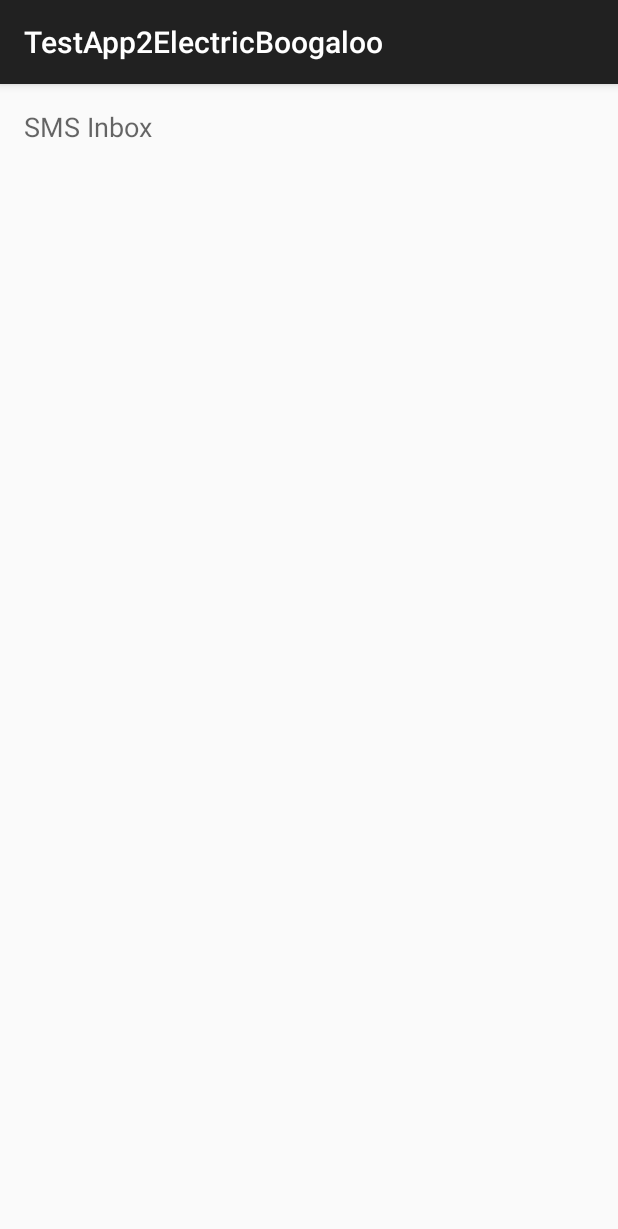
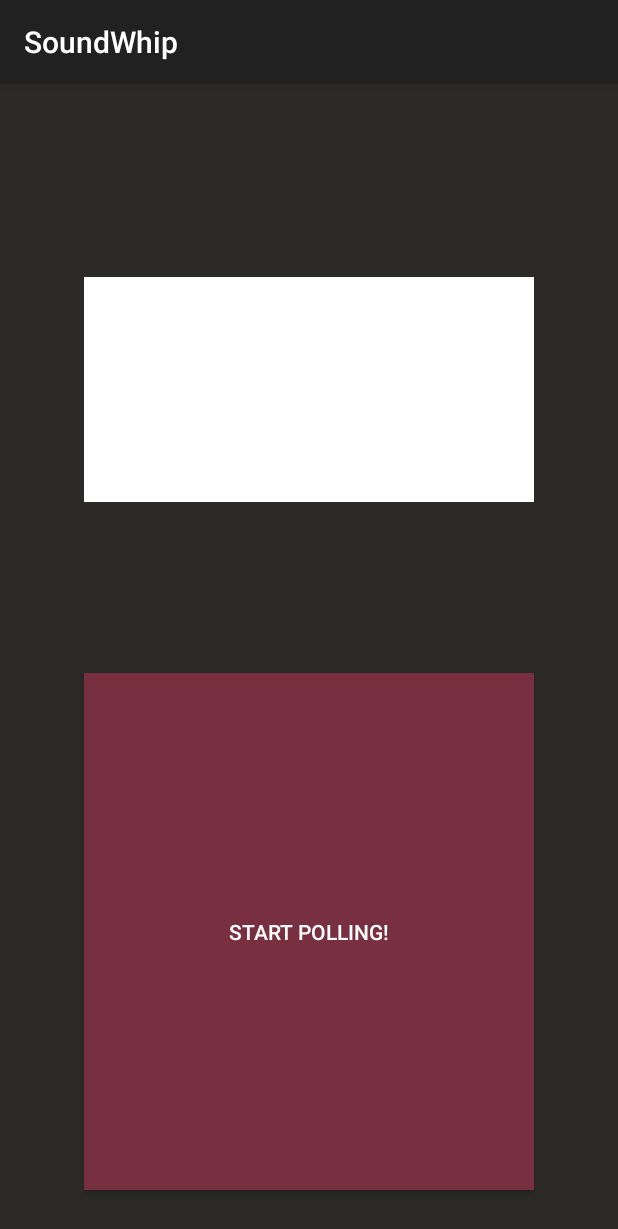
Before and after one commit to CyberNinja89/SoundWhip, an Android app: the screen it shows after launch (MainActivity), on a phone screen of 412 x 824 dp. Shown: the top 1229 px of the screen. Run offline under Robolectric (Android 15) with nearby library versions, the phone set to English and light mode, and no system bars; 5 statements that could not run were skipped.

Commit message:
layout updates to activity_main

```diff
--- a/app/src/main/res/layout/activity_main.xml
+++ b/app/src/main/res/layout/activity_main.xml
@@ -1,24 +1,47 @@
-<RelativeLayout xmlns:android="http://schemas.android.com/apk/res/android"
-    xmlns:tools="http://schemas.android.com/tools" android:layout_width="match_parent"
-    android:layout_height="match_parent" android:paddingLeft="@dimen/activity_horizontal_margin"
-    android:paddingRight="@dimen/activity_horizontal_margin"
-    android:paddingTop="@dimen/activity_vertical_margin"
-    android:paddingBottom="@dimen/activity_vertical_margin" tools:context=".MainActivity">
+<LinearLayout
+    xmlns:android="http://schemas.android.com/apk/res/android"
+    xmlns:tools="http://schemas.android.com/tools"
+    android:orientation="vertical"
+    android:layout_width="match_parent"
+    android:layout_height="match_parent"
+    tools:context="com.renegade.audio.audiochain.MainActivity"
+    android:weightSum="1"
+    android:gravity="center_vertical|center_horizontal"
+    android:background="#2C2A29">
 
-    <TextView
-        android:layout_width="wrap_content"
+    <LinearLayout
+        android:orientation="vertical"
+        android:layout_width="fill_parent"
         android:layout_height="wrap_content"
-        android:textAppearance="?android:attr/textAppearanceMedium"
-        android:text="SMS Inbox"
-        android:id="@+id/textView"
-        android:layout_gravity="center_horizontal" />
+        android:layout_weight=".40"
+        android:layout_gravity="top|center_vertical"
+        android:gravity="center_vertical">
 
-    <ListView android:id="@+id/SMSList"
-        android:layout_height="wrap_content"
-        android:layout_width="match_parent"
-        android:layout_centerVertical="true"
-        android:layout_centerHorizontal="true" />
+        <EditText
+            android:layout_width="300dp"
+            android:layout_height="150dp"
+            android:inputType="number"
+            android:ems="10"
+            android:id="@+id/numPeople"
+            android:layout_gravity="top|center_horizontal"
+            android:layout_margin="16dp"
+            android:background="#FFFFFF"
+            android:autoText="true"
+            android:layout_marginTop="30dp"
+            android:textAlignment="center" />
+    </LinearLayout>
 
+    <Button
+    android:layout_width="300dp"
+    android:layout_height="120dp"
+    android:text="@string/Start"
+    android:id="@+id/button"
+    android:layout_gravity="top|center_horizontal"
+    android:layout_weight="0.50"
+    android:background="#782F40"
+    android:textColor="#FFFFFF"
+    android:layout_margin="8dp"
+    android:layout_marginBottom="16dp"
+        android:layout_marginTop="16dp" />
 
-
-</RelativeLayout>
+</LinearLayout>
--- a/app/src/main/res/values/strings.xml
+++ b/app/src/main/res/values/strings.xml
@@ -1,6 +1,6 @@
 <resources>
-    <string name="app_name">TestApp2ElectricBoogaloo</string>
+    <string name="app_name">SoundWhip</string>
 
-    <string name="hello_world">Hello world!</string>
+    <string name="Start">Start Polling!</string>
     <string name="action_settings">Settings</string>
 </resources>
```
Also changed, not shown: 1 other file.
